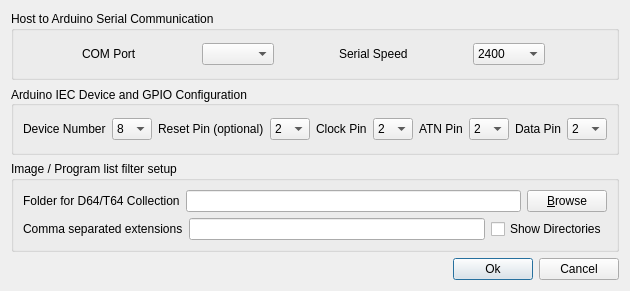
This is settingsdialog.ui in Larswad/uno2iec as Qt 5 draws it before an edit. The edited form follows.
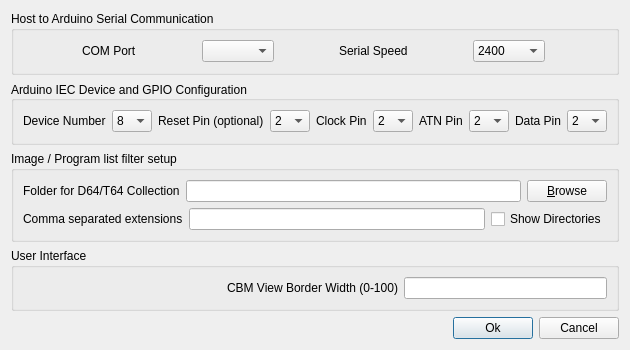
This is the edited form. Icons and pictures are not drawn.

What changed in the file:
```diff
--- a/settingsdialog.ui
+++ b/settingsdialog.ui
@@ -7,8 +7,8 @@
    <rect>
     <x>0</x>
     <y>0</y>
-    <width>617</width>
-    <height>291</height>
+    <width>568</width>
+    <height>350</height>
    </rect>
   </property>
   <property name="sizePolicy">
@@ -663,6 +663,57 @@
      </layout>
     </widget>
    </item>
+   <item>
+    <widget class="QGroupBox" name="groupBox_4">
+     <property name="sizePolicy">
+      <sizepolicy hsizetype="Preferred" vsizetype="Maximum">
+       <horstretch>0</horstretch>
+       <verstretch>0</verstretch>
+      </sizepolicy>
+     </property>
+     <property name="title">
+      <string>User Interface</string>
+     </property>
+     <layout class="QHBoxLayout" name="horizontalLayout_2">
+      <item>
+       <spacer name="horizontalSpacer_2">
+        <property name="orientation">
+         <enum>Qt::Horizontal</enum>
+        </property>
+        <property name="sizeHint" stdset="0">
+         <size>
+          <width>40</width>
+          <height>20</height>
+         </size>
+        </property>
+       </spacer>
+      </item>
+      <item>
+       <widget class="QLabel" name="label_6">
+        <property name="sizePolicy">
+         <sizepolicy hsizetype="Preferred" vsizetype="Maximum">
+          <horstretch>0</horstretch>
+          <verstretch>0</verstretch>
+         </sizepolicy>
+        </property>
+        <property name="text">
+         <string>CBM View Border Width (0-100)</string>
+        </property>
+       </widget>
+      </item>
+      <item>
+       <widget class="QLineEdit" name="borderWidth">
+        <property name="inputMethodHints">
+         <set>Qt::ImhDigitsOnly|Qt::ImhPreferNumbers</set>
+        </property>
+        <property name="text">
+         <string/>
+        </property>
+       </widget>
+      </item>
+     </layout>
+    </widget>
+   </item>
    <item>
     <layout class="QHBoxLayout" name="horizontalLayout">
      <item>
```
